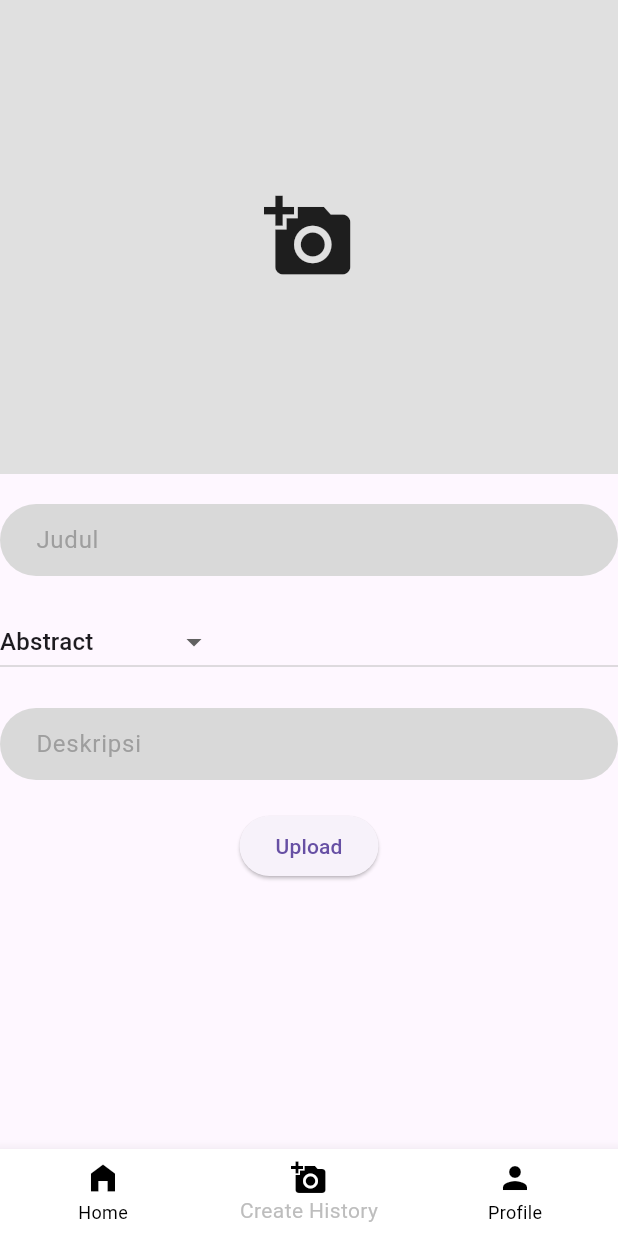
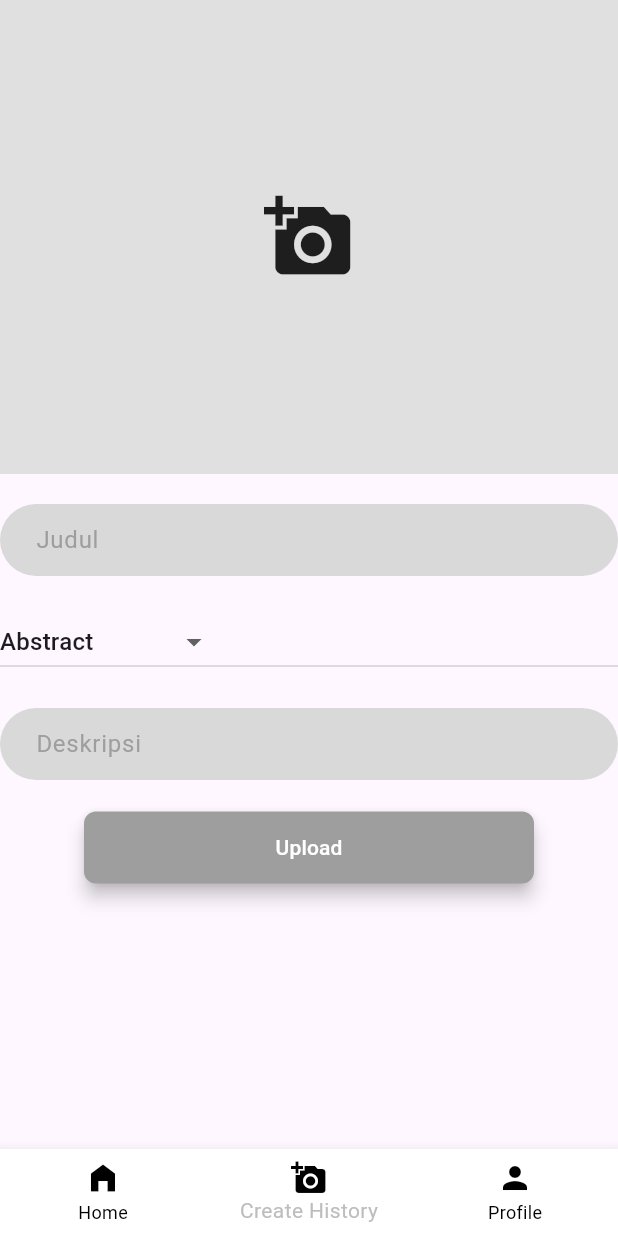
Before and after one commit to queenalpha/phase-photo, a Flutter app: the NavigationBarDemo screen opened by its route, item 2 of the bottom bar chosen, on a phone screen of 412 x 824 dp. Run offline on Flutter 3.47's test engine with Material 3 defaults, Android fonts, the light colour scheme and no system bars; our stand-ins replace cloud_firestore, file_picker, firebase_auth, firebase_core, firebase_storage; accounts and stored records are empty.

Commit message:
create edit photo, modify detail photo

```diff
--- a/lib/components/button.dart
+++ b/lib/components/button.dart
@@ -35,3 +35,43 @@ class RoundedButton extends StatelessWidget {
     );
   }
 }
+
+class buttons extends StatelessWidget {
+  buttons(
+      {required this.colour,
+      required this.title,
+      required this.textColor,
+      required this.onPressed,
+      required this.width,
+      required this.height});
+
+  final Color colour;
+  final Color textColor;
+  final String title;
+  final double width;
+  final double height;
+  final VoidCallback onPressed;
+
+  @override
+  Widget build(BuildContext context) {
+    return Padding(
+      padding: EdgeInsets.symmetric(vertical: 1),
+      child: Material(
+        elevation: 5,
+        color: colour,
+        borderRadius: BorderRadius.circular(8),
+        child: MaterialButton(
+          onPressed: onPressed,
+          minWidth: width,
+          height: height,
+          child: Text(
+            title,
+            style: TextStyle(
+              color: textColor,
+            ),
+          ),
+        ),
+      ),
+    );
+  }
+}
--- a/lib/configuration/bottomNavigation.dart
+++ b/lib/configuration/bottomNavigation.dart
@@ -15,7 +15,7 @@ class _NavigationBarDemoState extends State<NavigationBarDemo> {
 
   final List<Widget> _page = const [
     HomePage(),
-    CreateHistory(),
+    CreatePhoto(),
     ProfilePage(),
   ];
 
--- a/lib/main.dart
+++ b/lib/main.dart
@@ -2,6 +2,7 @@ import 'package:firebase_core/firebase_core.dart';
 import 'package:flutter/material.dart';
 import 'package:phase_photo/firebase_options.dart';
 import 'package:phase_photo/configuration/bottomNavigation.dart';
+import 'package:phase_photo/pages/edit_profile.dart';
 import 'package:phase_photo/pages/forgetpassword.dart';
 import 'package:phase_photo/pages/home.dart';
 import 'package:phase_photo/pages/login.dart';
@@ -32,6 +33,7 @@ class MyApp extends StatelessWidget {
         'profile': (context) => const ProfilePage(),
         'home': (context) => const NavigationBarDemo(),
         'register': (context) => const Register(),
+        'editProfile': (context) => const EditProfile(),
       },
     );
   }
--- a/lib/pages/add_photo.dart
+++ b/lib/pages/add_photo.dart
@@ -3,20 +3,21 @@ import 'package:cloud_firestore/cloud_firestore.dart';
 import 'package:firebase_auth/firebase_auth.dart';
 import 'package:firebase_storage/firebase_storage.dart';
 import 'package:flutter/material.dart';
+import 'package:phase_photo/components/button.dart';
 import 'package:phase_photo/configuration/textField.dart';
 import 'package:file_picker/file_picker.dart';
 import 'package:path/path.dart';
 import 'package:flutter/foundation.dart' show kDebugMode, kIsWeb;
 import 'package:phase_photo/services/data_services.dart';
 
-class CreateHistory extends StatefulWidget {
-  const CreateHistory({Key? key});
+class CreatePhoto extends StatefulWidget {
+  const CreatePhoto({Key? key});
 
   @override
-  State<CreateHistory> createState() => _CreateHistory();
+  State<CreatePhoto> createState() => _CreatePhoto();
 }
 
-class _CreateHistory extends State<CreateHistory> {
+class _CreatePhoto extends State<CreatePhoto> {
   final currentUser = FirebaseAuth.instance.currentUser;
   final dataService = DataServices();
   // Define a list of categories
@@ -182,7 +183,7 @@ class _CreateHistory extends State<CreateHistory> {
             ),
           ),
           SizedBox(height: 20),
-          ElevatedButton(
+          buttons(
             onPressed: () async {
               try {
                 String? imageUrl = await uploadFile();
@@ -234,7 +235,11 @@ class _CreateHistory extends State<CreateHistory> {
                 );
               }
             },
-            child: Text('Upload'),
+            colour: Colors.grey,
+            title: 'Upload',
+            width: 300,
+            height: 35,
+            textColor: Colors.white,
           ),
         ],
       ),
```
Also changed, not shown: lib/pages/detail_photo.dart (+48 -14 lines), lib/pages/edit_profile.dart (added, +87 -0 lines), lib/pages/profile.dart (+20 -12 lines), lib/pages/update_photo.dart (added, +248 -0 lines).
